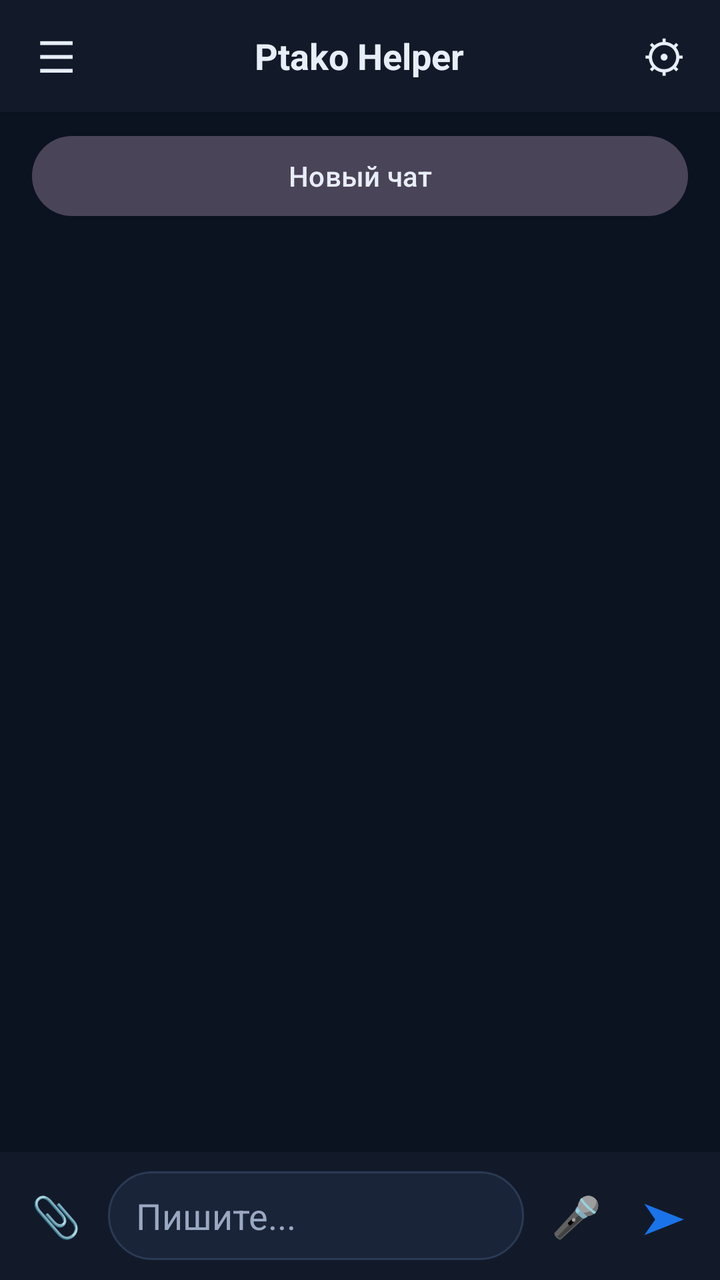
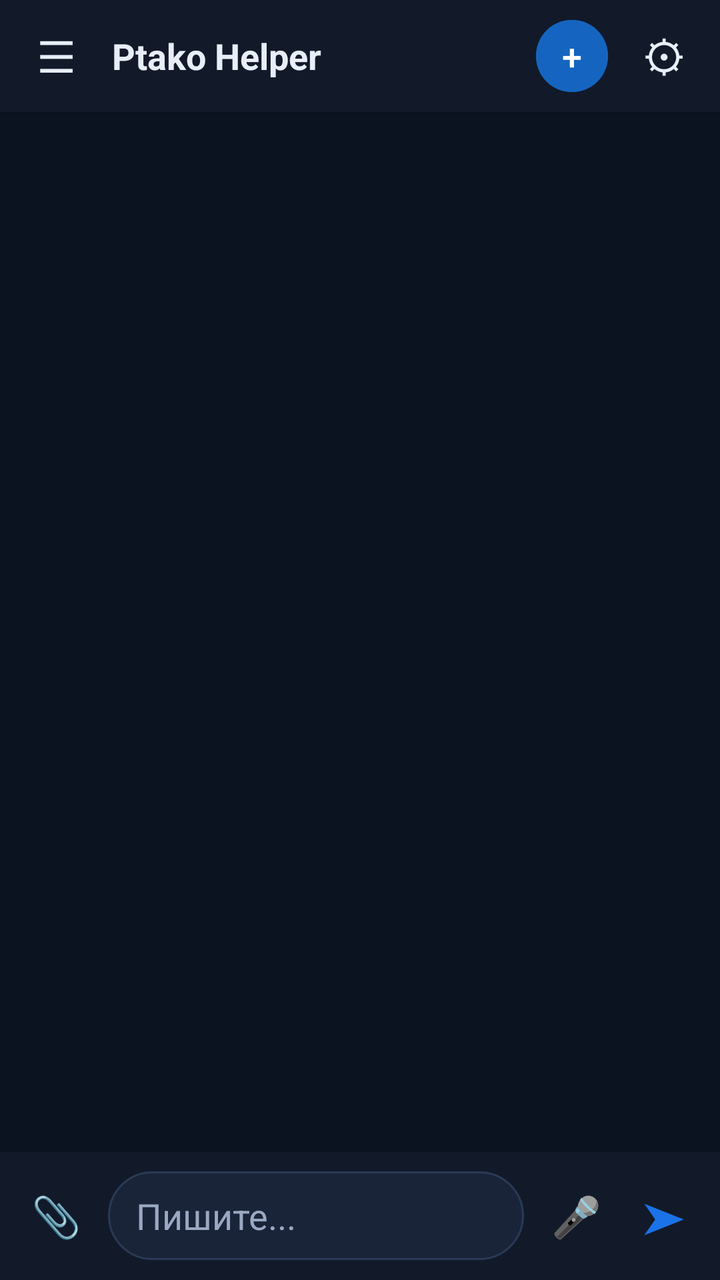

Screens rendered from an Android XML layout before and after an edit, with the pre-edit source and the edit as a unified diff.
<!-- AndroidManifest.xml: application theme Theme.Assistant -->
<!-- res/layout/activity_main.xml -->
<?xml version="1.0" encoding="utf-8"?>
<LinearLayout xmlns:android="http://schemas.android.com/apk/res/android"
    android:layout_width="match_parent"
    android:layout_height="match_parent"
    android:background="@color/ptako_bg"
    android:fitsSystemWindows="true"
    android:orientation="vertical">

    <FrameLayout
        android:layout_width="match_parent"
        android:layout_height="56dp"
        android:background="@color/ptako_surface"
        android:elevation="2dp"
        android:paddingStart="4dp"
        android:paddingEnd="4dp">

        <Button
            android:id="@+id/btnHistory"
            style="@style/Widget.Material3.Button.TextButton"
            android:layout_width="48dp"
            android:layout_height="48dp"
            android:layout_gravity="start|center_vertical"
            android:contentDescription="История и поиск"
            android:minWidth="0dp"
            android:padding="0dp"
            android:text="☰"
            android:textColor="@color/ptako_text"
            android:textSize="22sp" />

        <TextView
            android:id="@+id/title"
            android:layout_width="wrap_content"
            android:layout_height="wrap_content"
            android:layout_gravity="center"
            android:text="@string/app_name"
            android:textColor="@color/ptako_text"
            android:textSize="18sp"
            android:textStyle="bold" />

        <Button
            android:id="@+id/btnSettings"
            style="@style/Widget.Material3.Button.TextButton"
            android:layout_width="48dp"
            android:layout_height="48dp"
            android:layout_gravity="end|center_vertical"
            android:contentDescription="Настройки"
            android:minWidth="0dp"
            android:padding="0dp"
            android:text="⚙"
            android:textColor="@color/ptako_text"
            android:textSize="22sp" />
    </FrameLayout>

    <Button
        android:id="@+id/btnNewChat"
        style="@style/Widget.Material3.Button.TonalButton"
        android:layout_width="match_parent"
        android:layout_height="wrap_content"
        android:layout_marginStart="16dp"
        android:layout_marginTop="8dp"
        android:layout_marginEnd="16dp"
        android:text="@string/new_chat"
        android:textColor="@color/ptako_text" />

    <Button
        android:id="@+id/btnSearch"
        android:layout_width="0dp"
        android:layout_height="0dp"
        android:visibility="gone" />

    <androidx.recyclerview.widget.RecyclerView
        android:id="@+id/list"
        android:layout_width="match_parent"
        android:layout_height="0dp"
        android:layout_weight="1"
        android:clipToPadding="false"
        android:paddingTop="4dp"
        android:paddingBottom="4dp" />

    <TextView
        android:id="@+id/attachPreview"
        android:layout_width="match_parent"
        android:layout_height="wrap_content"
        android:paddingStart="16dp"
        android:paddingEnd="16dp"
        android:paddingBottom="4dp"
        android:textColor="@color/ptako_blue_soft"
        android:visibility="gone" />

    <LinearLayout
        android:layout_width="match_parent"
        android:layout_height="wrap_content"
        android:background="@color/ptako_surface"
        android:gravity="center_vertical"
        android:orientation="horizontal"
        android:paddingStart="6dp"
        android:paddingTop="8dp"
        android:paddingEnd="6dp"
        android:paddingBottom="8dp">

        <Button
            android:id="@+id/btnAttach"
            style="@style/Widget.Material3.Button.TextButton"
            android:layout_width="44dp"
            android:layout_height="48dp"
            android:contentDescription="Вложение"
            android:minWidth="0dp"
            android:padding="0dp"
            android:text="📎"
            android:textSize="20sp" />

        <EditText
            android:id="@+id/input"
            android:layout_width="0dp"
            android:layout_height="wrap_content"
            android:layout_marginStart="4dp"
            android:layout_marginEnd="4dp"
            android:layout_weight="1"
            android:background="@drawable/bg_input"
            android:hint="@string/hint_write"
            android:imeOptions="actionSend"
            android:importantForAutofill="no"
            android:inputType="textMultiLine|textCapSentences"
            android:maxLines="4"
            android:paddingStart="14dp"
            android:paddingTop="10dp"
            android:paddingEnd="14dp"
            android:paddingBottom="10dp"
            android:textColor="@color/ptako_text"
            android:textColorHint="@color/ptako_text_muted" />

        <Button
            android:id="@+id/btnMic"
            style="@style/Widget.Material3.Button.TextButton"
            android:layout_width="44dp"
            android:layout_height="48dp"
            android:contentDescription="@string/hold_to_talk"
            android:minWidth="0dp"
            android:padding="0dp"
            android:text="🎤"
            android:textSize="20sp" />

        <Button
            android:id="@+id/btnSend"
            style="@style/Widget.Material3.Button.TextButton"
            android:layout_width="44dp"
            android:layout_height="48dp"
            android:contentDescription="Отправить"
            android:minWidth="0dp"
            android:padding="0dp"
            android:text="➤"
            android:textColor="@color/ptako_blue_soft"
            android:textSize="22sp" />
    </LinearLayout>
</LinearLayout>
<!-- resources referenced by this layout -->
<resources>
  <color name="ptako_bg">#FF0B1220</color>
  <color name="ptako_blue_soft">#FF1A73E8</color>
  <color name="ptako_surface">#FF121A2A</color>
  <color name="ptako_text">#FFE8EEF8</color>
  <color name="ptako_text_muted">#FF9AA8C2</color>
  <!-- drawable bg_input (drawable) -->
  <?xml version="1.0" encoding="utf-8"?>
  <shape xmlns:android="http://schemas.android.com/apk/res/android"
      android:shape="rectangle">
      <solid android:color="@color/ptako_surface_alt" />
      <corners android:radius="22dp" />
      <stroke
          android:width="1dp"
          android:color="@color/ptako_stroke" />
  </shape>
  <string name="app_name">Ptako Helper</string>
  <string name="hint_write">Пишите...</string>
  <string name="hold_to_talk">Удерживайте, чтобы говорить</string>
  <string name="new_chat">Новый чат</string>
  <style name="Theme.Assistant" parent="Theme.Material3.Dark.NoActionBar">
          <item name="colorPrimary">@color/ptako_blue</item>
          <item name="colorOnPrimary">@color/ptako_text</item>
          <item name="colorPrimaryContainer">@color/ptako_blue_dark</item>
          <item name="colorSecondary">@color/ptako_blue_soft</item>
          <item name="colorAccent">@color/ptako_blue</item>
          <item name="android:statusBarColor">@color/ptako_bg</item>
          <item name="android:navigationBarColor">@color/ptako_bg</item>
          <item name="android:windowBackground">@color/ptako_bg</item>
          <item name="android:textColor">@color/ptako_text</item>
          <item name="android:textColorPrimary">@color/ptako_text</item>
          <item name="android:textColorSecondary">@color/ptako_text_muted</item>
          <item name="android:textColorHint">@color/ptako_text_muted</item>
          <item name="colorSurface">@color/ptako_surface</item>
          <item name="android:forceDarkAllowed">true</item>
      </style>
  <color name="ptako_surface_alt">#FF1A2438</color>
  <color name="ptako_stroke">#FF2A3A55</color>
  <color name="ptako_blue">#FF1565C0</color>
  <color name="ptako_blue_dark">#FF0D47A1</color>
</resources>

<!-- the commit's change to res/layout/activity_main.xml (unified diff, before → after) -->
@@ -6,11 +6,13 @@
     android:fitsSystemWindows="true"
     android:orientation="vertical">
 
-    <FrameLayout
+    <LinearLayout
         android:layout_width="match_parent"
         android:layout_height="56dp"
         android:background="@color/ptako_surface"
         android:elevation="2dp"
+        android:gravity="center_vertical"
+        android:orientation="horizontal"
         android:paddingStart="4dp"
         android:paddingEnd="4dp">
 
@@ -19,7 +21,6 @@
             style="@style/Widget.Material3.Button.TextButton"
             android:layout_width="48dp"
             android:layout_height="48dp"
-            android:layout_gravity="start|center_vertical"
             android:contentDescription="История и поиск"
             android:minWidth="0dp"
             android:padding="0dp"
@@ -29,38 +30,46 @@
 
         <TextView
             android:id="@+id/title"
-            android:layout_width="wrap_content"
+            android:layout_width="0dp"
             android:layout_height="wrap_content"
-            android:layout_gravity="center"
+            android:layout_marginStart="4dp"
+            android:layout_weight="1"
             android:text="@string/app_name"
             android:textColor="@color/ptako_text"
             android:textSize="18sp"
             android:textStyle="bold" />
 
         <Button
+            android:id="@+id/btnNewChat"
+            style="@style/Widget.Material3.Button.TonalButton"
+            android:layout_width="36dp"
+            android:layout_height="36dp"
+            android:layout_marginEnd="4dp"
+            android:backgroundTint="@color/ptako_blue"
+            android:contentDescription="Новый чат"
+            android:insetTop="0dp"
+            android:insetBottom="0dp"
+            android:minWidth="0dp"
+            android:minHeight="0dp"
+            android:padding="0dp"
+            android:text="+"
+            android:textColor="@android:color/white"
+            android:textSize="18sp" />
+
+        <Button
             android:id="@+id/btnSettings"
             style="@style/Widget.Material3.Button.TextButton"
             android:layout_width="48dp"
             android:layout_height="48dp"
-            android:layout_gravity="end|center_vertical"
             android:contentDescription="Настройки"
             android:minWidth="0dp"
             android:padding="0dp"
             android:text="⚙"
             android:textColor="@color/ptako_text"
             android:textSize="22sp" />
-    </FrameLayout>
+    </LinearLayout>
 
-    <Button
-        android:id="@+id/btnNewChat"
-        style="@style/Widget.Material3.Button.TonalButton"
-        android:layout_width="match_parent"
-        android:layout_height="wrap_content"
-        android:layout_marginStart="16dp"
-        android:layout_marginTop="8dp"
-        android:layout_marginEnd="16dp"
-        android:text="@string/new_chat"
-        android:textColor="@color/ptako_text" />
+
 
     <Button
         android:id="@+id/btnSearch"
@@ -77,79 +86,92 @@
         android:paddingTop="4dp"
         android:paddingBottom="4dp" />
 
-    <TextView
-        android:id="@+id/attachPreview"
-        android:layout_width="match_parent"
-        android:layout_height="wrap_content"
-        android:paddingStart="16dp"
-        android:paddingEnd="16dp"
-        android:paddingBottom="4dp"
-        android:textColor="@color/ptako_blue_soft"
-        android:visibility="gone" />
-
     <LinearLayout
         android:layout_width="match_parent"
         android:layout_height="wrap_content"
         android:background="@color/ptako_surface"
-        android:gravity="center_vertical"
-        android:orientation="horizontal"
-        android:paddingStart="6dp"
+        android:orientation="vertical"
         android:paddingTop="8dp"
-        android:paddingEnd="6dp"
         android:paddingBottom="8dp">
 
-        <Button
-            android:id="@+id/btnAttach"
-            style="@style/Widget.Material3.Button.TextButton"
-            android:layout_width="44dp"
-            android:layout_height="48dp"
-            android:contentDescription="Вложение"
-            android:minWidth="0dp"
-            android:padding="0dp"
-            android:text="📎"
-            android:textSize="20sp" />
+        <TextView
+            android:id="@+id/attachPreview"
+            android:layout_width="match_parent"
+            android:layout_height="wrap_content"
+            android:paddingStart="16dp"
+            android:paddingEnd="16dp"
+            android:paddingBottom="4dp"
+            android:textColor="@color/ptako_blue_soft"
+            android:visibility="gone" />
 
-        <EditText
-            android:id="@+id/input"
-            android:layout_width="0dp"
+        <com.example.assistant.WaveformView
+            android:id="@+id/waveform"
+            android:layout_width="match_parent"
+            android:layout_height="60dp"
+            android:layout_marginBottom="8dp"
+            android:visibility="gone" />
+
+        <LinearLayout
+            android:layout_width="match_parent"
             android:layout_height="wrap_content"
-            android:layout_marginStart="4dp"
-            android:layout_marginEnd="4dp"
-            android:layout_weight="1"
-            android:background="@drawable/bg_input"
-            android:hint="@string/hint_write"
-            android:imeOptions="actionSend"
-            android:importantForAutofill="no"
-            android:inputType="textMultiLine|textCapSentences"
-            android:maxLines="4"
-            android:paddingStart="14dp"
-            android:paddingTop="10dp"
-            android:paddingEnd="14dp"
-            android:paddingBottom="10dp"
-            android:textColor="@color/ptako_text"
-            android:textColorHint="@color/ptako_text_muted" />
+            android:gravity="center_vertical"
+            android:orientation="horizontal"
+            android:paddingStart="6dp"
+            android:paddingEnd="6dp">
 
-        <Button
-            android:id="@+id/btnMic"
-            style="@style/Widget.Material3.Button.TextButton"
-            android:layout_width="44dp"
-            android:layout_height="48dp"
-            android:contentDescription="@string/hold_to_talk"
-            android:minWidth="0dp"
-            android:padding="0dp"
-            android:text="🎤"
-            android:textSize="20sp" />
+            <Button
+                android:id="@+id/btnAttach"
+                style="@style/Widget.Material3.Button.TextButton"
+                android:layout_width="44dp"
+                android:layout_height="48dp"
+                android:contentDescription="Вложение"
+                android:minWidth="0dp"
+                android:padding="0dp"
+                android:text="📎"
+                android:textSize="20sp" />
 
-        <Button
-            android:id="@+id/btnSend"
-            style="@style/Widget.Material3.Button.TextButton"
-            android:layout_width="44dp"
-            android:layout_height="48dp"
-            android:contentDescription="Отправить"
-            android:minWidth="0dp"
-            android:padding="0dp"
-            android:text="➤"
-            android:textColor="@color/ptako_blue_soft"
-            android:textSize="22sp" />
+            <EditText
+                android:id="@+id/input"
+                android:layout_width="0dp"
+                android:layout_height="wrap_content"
+                android:layout_marginStart="4dp"
+                android:layout_marginEnd="4dp"
+                android:layout_weight="1"
+                android:background="@drawable/bg_input"
+                android:hint="@string/hint_write"
+                android:imeOptions="actionSend"
+                android:importantForAutofill="no"
+                android:inputType="textMultiLine|textCapSentences"
+                android:maxLines="4"
+                android:paddingStart="14dp"
+                android:paddingTop="10dp"
+                android:paddingEnd="14dp"
+                android:paddingBottom="10dp"
+                android:textColor="@color/ptako_text"
+                android:textColorHint="@color/ptako_text_muted" />
+
+            <Button
+                android:id="@+id/btnMic"
+                style="@style/Widget.Material3.Button.TextButton"
+                android:layout_width="44dp"
+                android:layout_height="48dp"
+                android:contentDescription="Голосовой ввод"
+                android:minWidth="0dp"
+                android:padding="0dp"
+                android:text="🎤"
+                android:textSize="20sp" />
+
+            <Button
+                android:id="@+id/btnSend"
+                style="@style/Widget.Material3.Button.TextButton"
+                android:layout_width="44dp"
+                android:layout_height="48dp"
+                android:contentDescription="Отправить"
+                android:minWidth="0dp"
+                android:padding="0dp"
+                android:text="➤"
+                android:textColor="@color/ptako_blue_soft"
+                android:textSize="22sp" />
+        </LinearLayout>
     </LinearLayout>
 </LinearLayout>
<!-- resource entries referenced after the edit -->
@@ -17,8 +17,6 @@
   </shape>
   <string name="app_name">Ptako Helper</string>
   <string name="hint_write">Пишите...</string>
-  <string name="hold_to_talk">Удерживайте, чтобы говорить</string>
-  <string name="new_chat">Новый чат</string>
   <style name="Theme.Assistant" parent="Theme.Material3.Dark.NoActionBar">
           <item name="colorPrimary">@color/ptako_blue</item>
           <item name="colorOnPrimary">@color/ptako_text</item>
